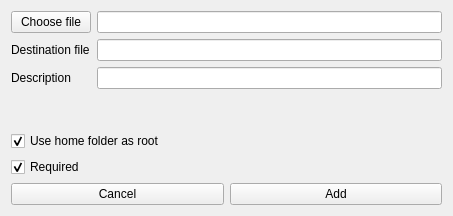
BreathOS/bi-creator, file forms/file.ui: the form before one commit.
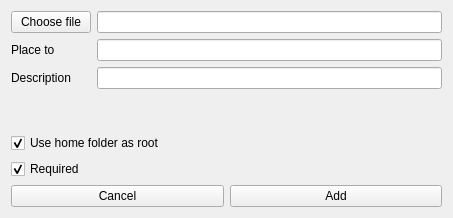
The form after the commit.

Patch:
```diff
--- a/forms/file.ui
+++ b/forms/file.ui
@@ -7,7 +7,7 @@
     <x>0</x>
     <y>0</y>
     <width>453</width>
-    <height>216</height>
+    <height>218</height>
    </rect>
   </property>
   <property name="windowTitle">
@@ -31,7 +31,7 @@
        <item row="1" column="0">
         <widget class="QLabel" name="label_2">
          <property name="text">
-          <string>Destination file</string>
+          <string>Place to</string>
          </property>
         </widget>
        </item>
```
